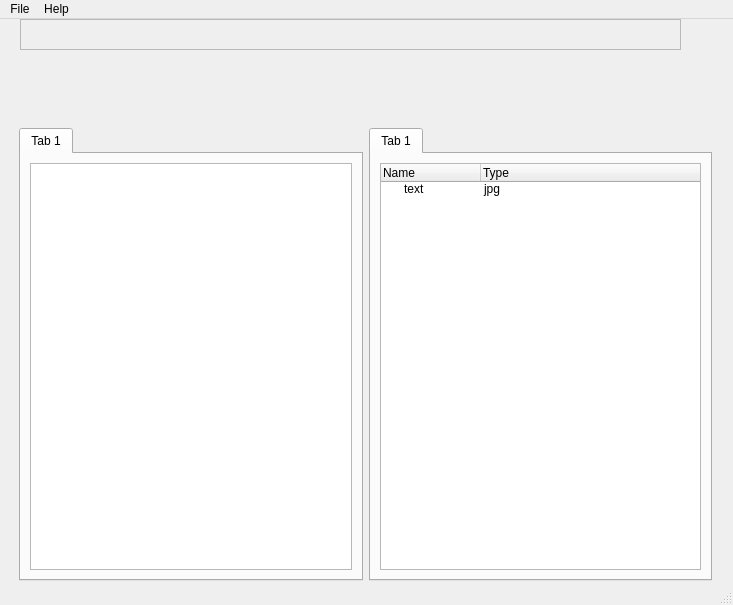
Qt form pyCommander.ui (scarlenquinsamolle/pyCommander) before a commit.
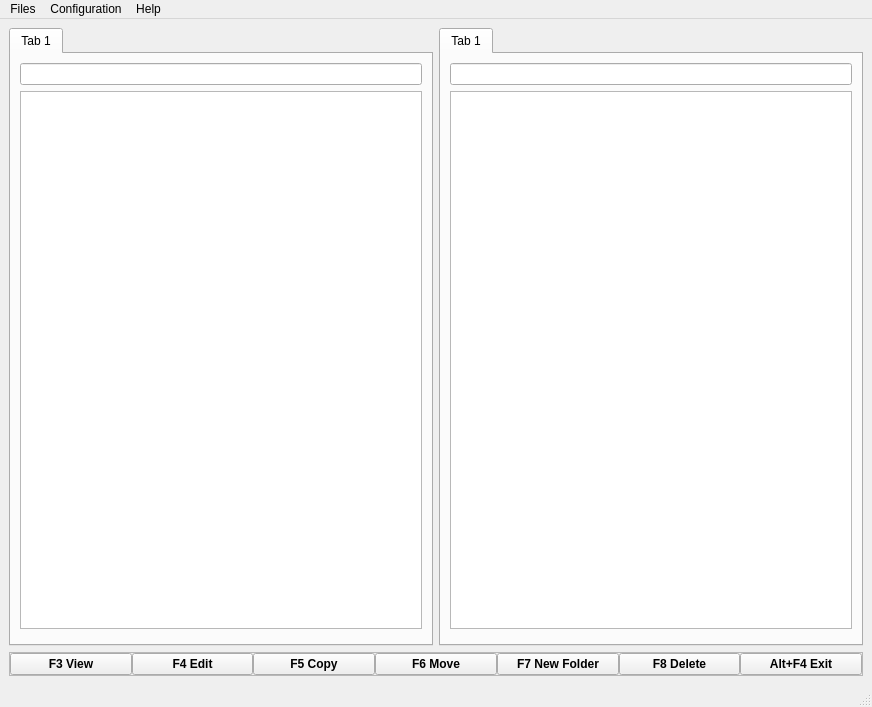
The same form after that commit.

Commit message: changes view to phase two design, we will start from here

Patch:
```diff
--- a/pyCommander.ui
+++ b/pyCommander.ui
@@ -6,8 +6,8 @@
    <rect>
     <x>0</x>
     <y>0</y>
-    <width>733</width>
-    <height>605</height>
+    <width>872</width>
+    <height>707</height>
    </rect>
   </property>
   <property name="windowTitle">
@@ -17,100 +17,223 @@
    <property name="autoFillBackground">
     <bool>false</bool>
    </property>
-   <widget class="QFrame" name="frame">
-    <property name="geometry">
-     <rect>
-      <x>10</x>
-      <y>100</y>
-      <width>711</width>
-      <height>471</height>
-     </rect>
-    </property>
-    <layout class="QHBoxLayout" name="horizontalLayout_2">
-     <item>
-      <widget class="QTabWidget" name="tabWidget">
-       <property name="currentIndex">
+   <layout class="QVBoxLayout" name="verticalLayout">
+    <item>
+     <widget class="QFrame" name="bodyContainer">
+      <layout class="QHBoxLayout" name="horizontalLayout_2">
+       <property name="margin">
         <number>0</number>
        </property>
-       <widget class="QWidget" name="tab">
-        <attribute name="title">
-         <string>Tab 1</string>
-        </attribute>
-        <layout class="QHBoxLayout" name="horizontalLayout">
-         <item>
-          <widget class="QTreeView" name="treeViewLeft"/>
-         </item>
-        </layout>
-       </widget>
-      </widget>
-     </item>
-     <item>
-      <widget class="QTabWidget" name="tabWidget_2">
-       <property name="currentIndex">
+       <item>
+        <widget class="QTabWidget" name="tabLeft">
+         <property name="currentIndex">
+          <number>0</number>
+         </property>
+         <widget class="QWidget" name="tabL_1">
+          <attribute name="title">
+           <string>Tab 1</string>
+          </attribute>
+          <layout class="QGridLayout" name="gridLayout_2">
+           <item row="3" column="0">
+            <widget class="QFrame" name="frame_3">
+             <property name="frameShape">
+              <enum>QFrame::StyledPanel</enum>
+             </property>
+             <property name="frameShadow">
+              <enum>QFrame::Raised</enum>
+             </property>
+            </widget>
+           </item>
+           <item row="0" column="0">
+            <widget class="QWidget" name="widget" native="true">
+             <layout class="QGridLayout" name="gridLayout">
+              <property name="margin">
+               <number>0</number>
+              </property>
+              <property name="spacing">
+               <number>0</number>
+              </property>
+              <item row="0" column="0">
+               <widget class="QLineEdit" name="lineEdit"/>
+              </item>
+             </layout>
+            </widget>
+           </item>
+           <item row="1" column="0">
+            <widget class="QTreeView" name="treeViewLeft"/>
+           </item>
+          </layout>
+         </widget>
+        </widget>
+       </item>
+       <item>
+        <widget class="QTabWidget" name="tabRight">
+         <property name="currentIndex">
+          <number>0</number>
+         </property>
+         <widget class="QWidget" name="tabR_1">
+          <attribute name="title">
+           <string>Tab 1</string>
+          </attribute>
+          <layout class="QGridLayout" name="gridLayout_3">
+           <item row="2" column="0">
+            <widget class="QFrame" name="frame_2">
+             <property name="frameShape">
+              <enum>QFrame::StyledPanel</enum>
+             </property>
+             <property name="frameShadow">
+              <enum>QFrame::Raised</enum>
+             </property>
+            </widget>
+           </item>
+           <item row="0" column="0">
+            <widget class="QWidget" name="widget_2" native="true">
+             <layout class="QGridLayout" name="gridLayout_4">
+              <property name="margin">
+               <number>0</number>
+              </property>
+              <property name="spacing">
+               <number>0</number>
+              </property>
+              <item row="0" column="0">
+               <widget class="QLineEdit" name="lineEdit_2"/>
+              </item>
+             </layout>
+            </widget>
+           </item>
+           <item row="1" column="0">
+            <widget class="QTreeView" name="treeViewRight"/>
+           </item>
+          </layout>
+         </widget>
+        </widget>
+       </item>
+      </layout>
+     </widget>
+    </item>
+    <item>
+     <widget class="QFrame" name="footerContainer">
+      <property name="frameShape">
+       <enum>QFrame::StyledPanel</enum>
+      </property>
+      <property name="frameShadow">
+       <enum>QFrame::Raised</enum>
+      </property>
+      <layout class="QHBoxLayout" name="horizontalLayout">
+       <property name="spacing">
         <number>0</number>
        </property>
-       <widget class="QWidget" name="tab_3">
-        <attribute name="title">
-         <string>Tab 1</string>
-        </attribute>
-        <layout class="QHBoxLayout" name="horizontalLayout_3">
-         <item>
-          <widget class="QTreeWidget" name="treeWidget_2">
-           <column>
-            <property name="text">
-             <string>Name</string>
-            </property>
-           </column>
-           <column>
-            <property name="text">
-             <string>Type</string>
-            </property>
-           </column>
-           <item>
-            <property name="text">
-             <string>text</string>
-            </property>
-            <property name="text">
-             <string>jpg</string>
-            </property>
-           </item>
-          </widget>
-         </item>
-        </layout>
-       </widget>
-      </widget>
-     </item>
-    </layout>
-   </widget>
-   <widget class="QFrame" name="frame_2">
-    <property name="geometry">
-     <rect>
-      <x>20</x>
-      <y>0</y>
-      <width>661</width>
-      <height>31</height>
-     </rect>
-    </property>
-    <property name="frameShape">
-     <enum>QFrame::StyledPanel</enum>
-    </property>
-    <property name="frameShadow">
-     <enum>QFrame::Raised</enum>
-    </property>
-   </widget>
+       <property name="margin">
+        <number>0</number>
+       </property>
+       <item>
+        <widget class="QPushButton" name="pushButton">
+         <property name="font">
+          <font>
+           <weight>75</weight>
+           <bold>true</bold>
+          </font>
+         </property>
+         <property name="text">
+          <string>F3 View</string>
+         </property>
+        </widget>
+       </item>
+       <item>
+        <widget class="QPushButton" name="pushButton_2">
+         <property name="font">
+          <font>
+           <weight>75</weight>
+           <bold>true</bold>
+          </font>
+         </property>
+         <property name="text">
+          <string>F4 Edit</string>
+         </property>
+        </widget>
+       </item>
+       <item>
+        <widget class="QPushButton" name="pushButton_3">
+         <property name="font">
+          <font>
+           <weight>75</weight>
+           <bold>true</bold>
+          </font>
+         </property>
+         <property name="text">
+          <string>F5 Copy</string>
+         </property>
+        </widget>
+       </item>
+       <item>
+        <widget class="QPushButton" name="pushButton_4">
+         <property name="font">
+          <font>
+           <weight>75</weight>
+           <bold>true</bold>
+          </font>
+         </property>
+         <property name="text">
+          <string>F6 Move</string>
+         </property>
+        </widget>
+       </item>
+       <item>
+        <widget class="QPushButton" name="pushButton_5">
+         <property name="font">
+          <font>
+           <weight>75</weight>
+           <bold>true</bold>
+          </font>
+         </property>
+         <property name="text">
+          <string>F7 New Folder</string>
+         </property>
+        </widget>
+       </item>
+       <item>
+        <widget class="QPushButton" name="pushButton_6">
+         <property name="font">
+          <font>
+           <weight>75</weight>
+           <bold>true</bold>
+          </font>
+         </property>
+         <property name="text">
+          <string>F8 Delete</string>
+         </property>
+        </widget>
+       </item>
+       <item>
+        <widget class="QPushButton" name="pushButton_7">
+         <property name="font">
+          <font>
+           <weight>75</weight>
+           <bold>true</bold>
+          </font>
+         </property>
+         <property name="text">
+          <string>Alt+F4 Exit</string>
+         </property>
+        </widget>
+       </item>
+      </layout>
+     </widget>
+    </item>
+   </layout>
   </widget>
   <widget class="QMenuBar" name="menubar">
    <property name="geometry">
     <rect>
      <x>0</x>
      <y>0</y>
-     <width>733</width>
+     <width>872</width>
      <height>21</height>
     </rect>
    </property>
    <widget class="QMenu" name="menuFile">
     <property name="title">
-     <string>File</string>
+     <string>Files</string>
     </property>
    </widget>
    <widget class="QMenu" name="menuHelp">
@@ -119,7 +242,13 @@
     </property>
     <addaction name="actionAbout_PyComander"/>
    </widget>
+   <widget class="QMenu" name="menuConfiguration">
+    <property name="title">
+     <string>Configuration</string>
+    </property>
+   </widget>
    <addaction name="menuFile"/>
+   <addaction name="menuConfiguration"/>
    <addaction name="menuHelp"/>
   </widget>
   <widget class="QStatusBar" name="statusbar"/>
```
Left out of the diff: 8 changed lines with no effect on the pictures. The commit also changes 2 other files.
